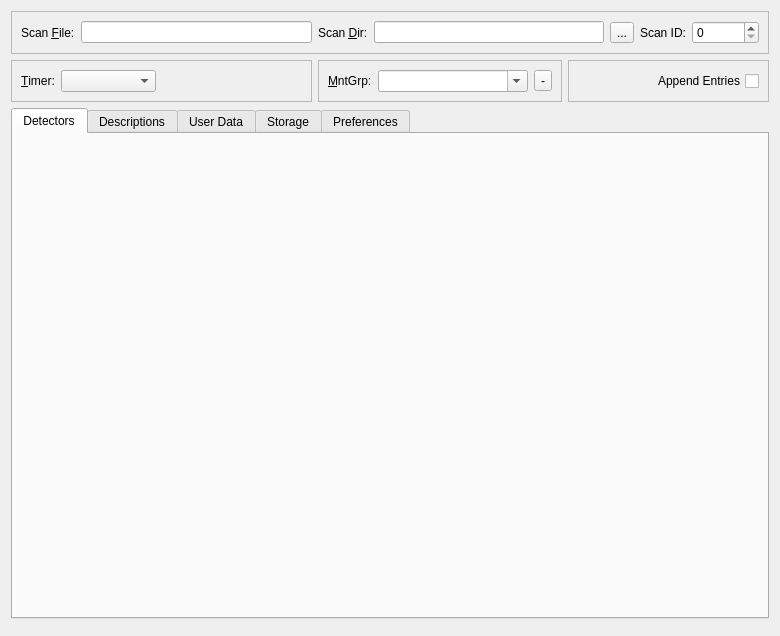
Old version of the form nxselector/ui/Selector.ui in the repository nexdatas/nxselector.
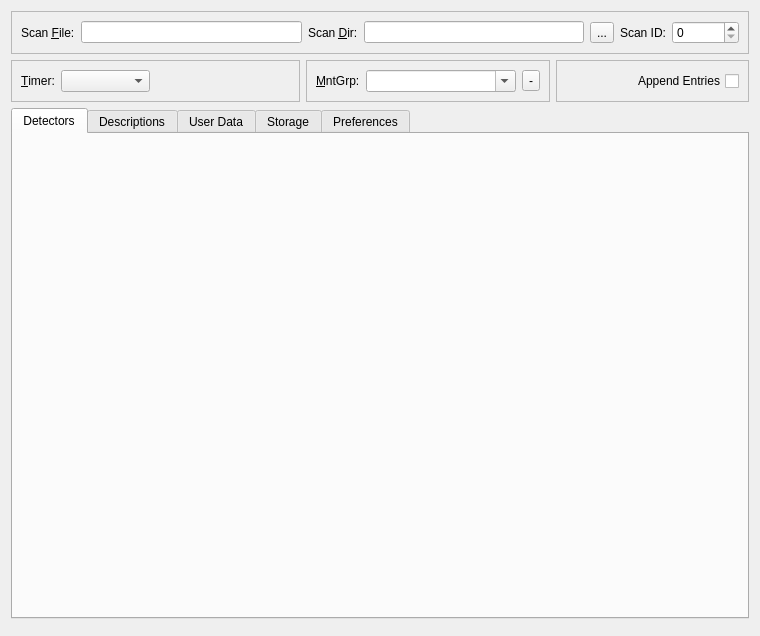
New version of the form.

Diff of the .ui file:
```diff
--- a/nxselector/ui/Selector.ui
+++ b/nxselector/ui/Selector.ui
@@ -6,7 +6,7 @@
    <rect>
     <x>0</x>
     <y>0</y>
-    <width>780</width>
+    <width>760</width>
     <height>636</height>
    </rect>
   </property>
```
Left out of the diff: 2 changed lines with no effect on the pictures.
